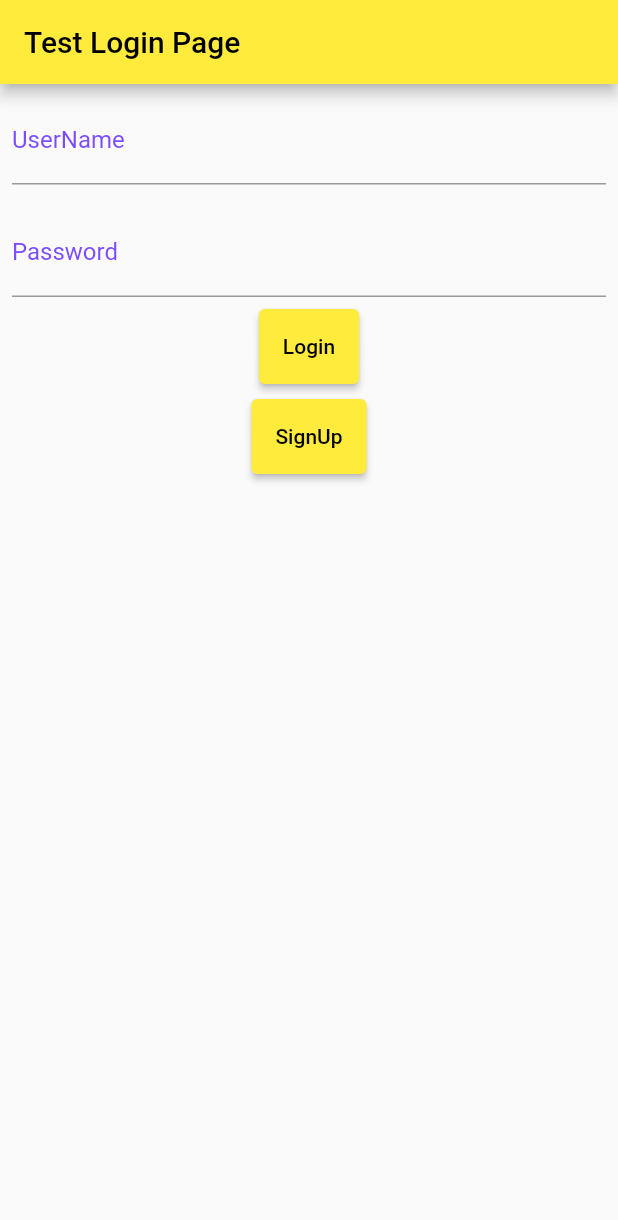
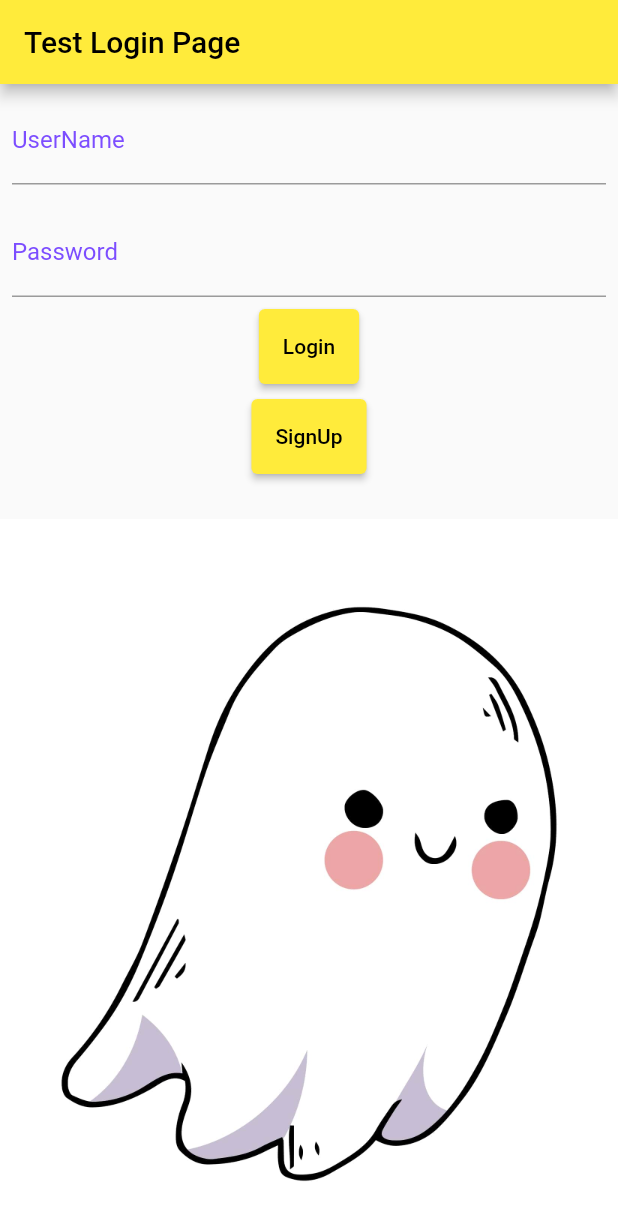
Before and after one commit to YukiHinana/FirstProgrammingProj, a Flutter app: the screen it shows after launch, on a phone screen of 412 x 824 dp. Shown: the top 1220 px of the screen. Run offline on Flutter 3.47's test engine with Material 2 defaults, Android fonts, the phone set to English and light mode, and no system bars; our stand-ins replace shared_preferences.

Commit message:
login page image

```diff
--- a/frontend/lib/login.dart
+++ b/frontend/lib/login.dart
@@ -62,6 +62,7 @@ class _MyLoginPageState extends State<MyLoginPage> {
         title: const Text('Test Login Page'),
       ),
       body: Column(
+
           children: [
             Padding(
               padding: const EdgeInsets.all(8.0),
@@ -73,6 +74,7 @@ class _MyLoginPageState extends State<MyLoginPage> {
                 controller: _usernameController,
               ),
             ),
+
             Padding(
               padding: const EdgeInsets.all(8.0),
               child: TextField(
@@ -133,6 +135,16 @@ class _MyLoginPageState extends State<MyLoginPage> {
                 },
               ),
             ),
+            SizedBox(height: 30),
+              Container(
+                  height: 500,
+                  width: double.infinity,
+                  decoration: const BoxDecoration(
+                    image: DecorationImage(
+                        image: AssetImage("assets/background.jpg"),
+                        fit: BoxFit.cover),
+  ),
+        ),
           ]
       ),
     );
--- a/frontend/pubspec.yaml
+++ b/frontend/pubspec.yaml
@@ -66,6 +66,7 @@ flutter:
   # To add assets to your application, add an assets section, like this:
   assets:
      - assets/images/tWelcomeScreen.png
+     - assets/background.jpg
   #   - images/a_dot_ham.jpeg
 
   # An image asset can refer to one or more resolution-specific "variants", see
```
Also changed, not shown: frontend/assets/background.jpg (added), frontend/pubspec.lock.
